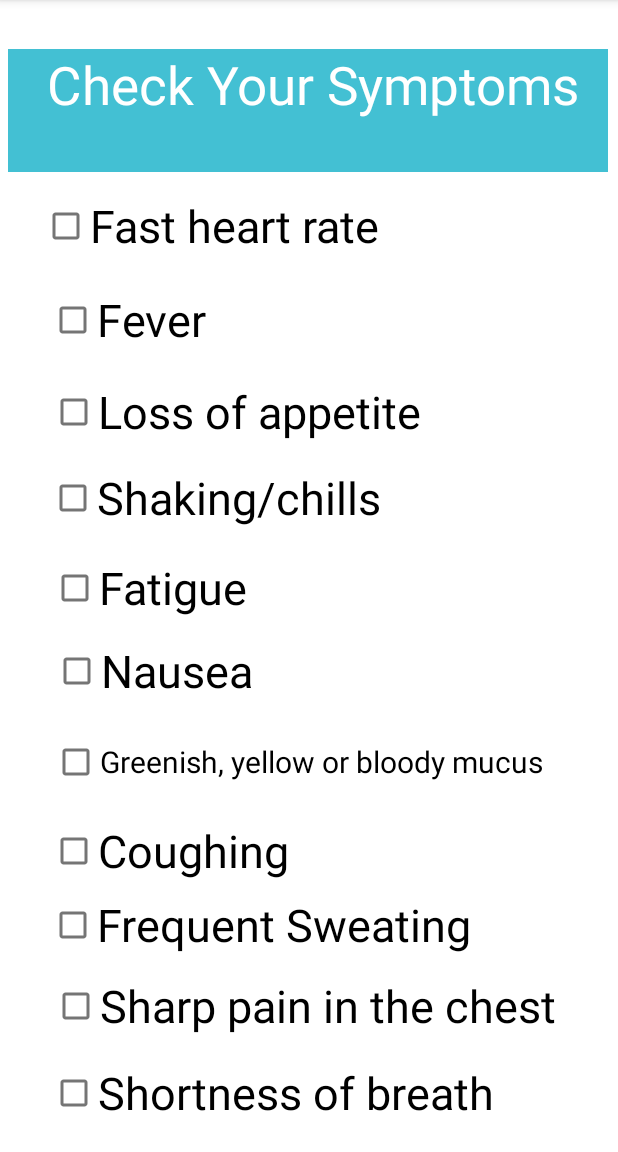
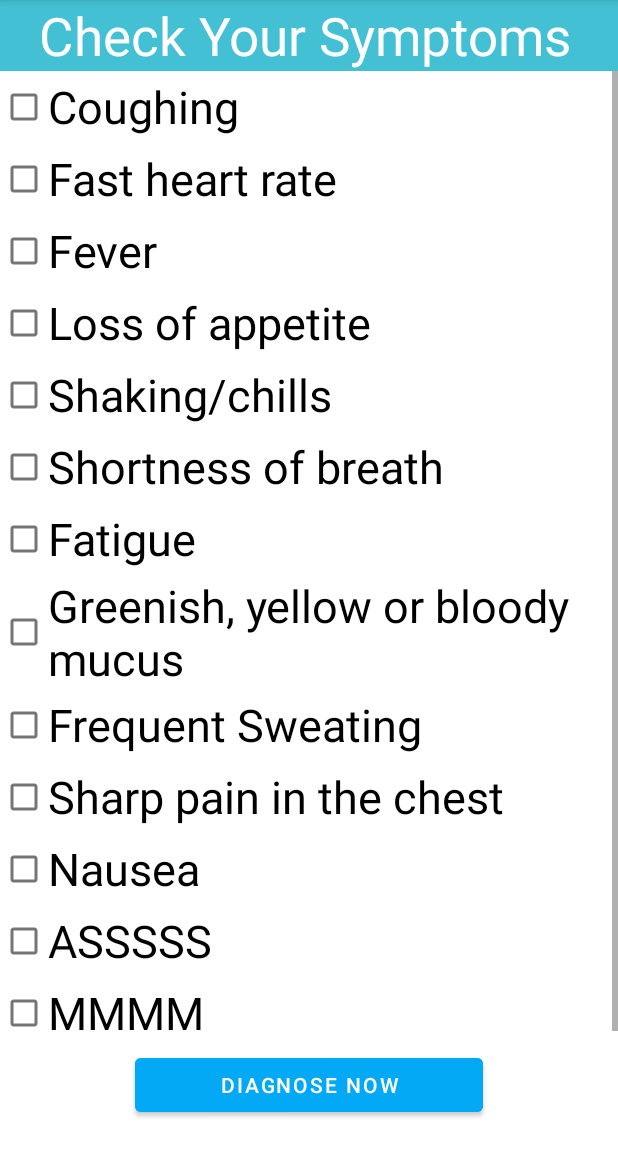
Before and after one commit to mrinkaul/healthcareapp, an Android app: the fragment Symptoms shown on its own in the app's theme, on a phone screen of 412 x 824 dp, the part 84-1236 px from its top. Run offline under Robolectric (Android 15) with nearby library versions, the phone set to English and light mode, and no system bars.

Commit message:
Added SymptomsActivity that uses fragment_symptoms.xml. Invoked when button clicked on MainActivity. Added diagnose button on fragment_symptoms.xml. Checkboxes still not fixed of functional. Needs fixes and then handles

```diff
--- a/app/src/main/AndroidManifest.xml
+++ b/app/src/main/AndroidManifest.xml
@@ -18,6 +18,11 @@
                 <category android:name="android.intent.category.LAUNCHER" />
             </intent-filter>
         </activity>
+
+        <activity
+            android:name="com.rwc.symptomtracker.frontendjava.SymptomsActivity"
+            android:exported="true">
+        </activity>
     </application>
 
 </manifest>
--- a/app/src/main/java/com/rwc/symptomtracker/frontendjava/MainActivity.java
+++ b/app/src/main/java/com/rwc/symptomtracker/frontendjava/MainActivity.java
@@ -4,10 +4,13 @@ import static com.rwc.symptomtracker.Constants.GLOBAL_TAG;
 
 import androidx.appcompat.app.AppCompatActivity;
 
+import android.content.Intent;
 import android.os.Bundle;
 import android.util.Log;
 import android.view.View;
 import android.widget.Button;
+
+import com.rwc.symptomtracker.frontendjava.SymptomsActivity;
 
 public class MainActivity extends AppCompatActivity {
 
@@ -30,6 +33,8 @@ public class MainActivity extends AppCompatActivity {
 
     public void onClickButtonCheckSymptoms(View view) {
         Log.d(TAG, "Button Check Symptoms");
+        Intent intent = new Intent(this, SymptomsActivity.class);
+        startActivity(intent);
     }
 
 }
--- /dev/null
+++ b/app/src/main/java/com/rwc/symptomtracker/frontendjava/SymptomsActivity.java
@@ -0,0 +1,21 @@
+package com.rwc.symptomtracker.frontendjava;
+
+import static com.rwc.symptomtracker.Constants.GLOBAL_TAG;
+
+import android.os.Bundle;
+import android.util.Log;
+
+import androidx.appcompat.app.AppCompatActivity;
+
+import com.rwc.symptomtracker.R;
+
+public class SymptomsActivity extends AppCompatActivity {
+    private static final String TAG = GLOBAL_TAG + "SymptomsActivity";
+
+    @Override
+    protected void onCreate(Bundle savedInstanceState) {
+        super.onCreate(savedInstanceState);
+        setContentView(R.layout.fragment_symptoms);
+        Log.d(TAG, "Started......");
+    }
+}
--- a/app/src/main/res/layout/fragment_symptoms.xml
+++ b/app/src/main/res/layout/fragment_symptoms.xml
@@ -8,14 +8,15 @@
 
     <!-- TODO: Update blank fragment layout -->
 
-    <androidx.constraintlayout.widget.ConstraintLayout
+    <LinearLayout
         android:layout_width="match_parent"
-        android:layout_height="match_parent">
+        android:layout_height="match_parent"
+        android:orientation="vertical">
 
         <TextView
             android:id="@+id/textView"
-            android:layout_width="400sp"
-            android:layout_height="82sp"
+            android:layout_width="match_parent"
+            android:layout_height="wrap_content"
             android:background="#00BCD4"
             android:backgroundTint="#43C0D3"
             android:text="   Check Your Symptoms"
@@ -28,6 +29,19 @@
             app:layout_constraintTop_toTopOf="parent"
             app:layout_constraintVertical_bias="0.048" />
 
+    <ScrollView
+        android:id="@+id/scrollView6"
+        android:layout_width="match_parent"
+        android:layout_height="match_parent"
+        app:layout_constraintBottom_toBottomOf="@+id/textView"
+        android:fillViewport="true">
+
+        <LinearLayout
+            android:layout_width="match_parent"
+            android:layout_height="match_parent"
+            android:orientation="vertical"
+            app:layout_constraintBottom_toBottomOf="@+id/scrollView6">
+
             <CheckBox
                 android:id="@+id/checkbox"
                 android:layout_width="wrap_content"
@@ -35,7 +49,6 @@
                 android:text="Coughing"
                 android:textColor="@color/black"
                 android:textSize="30sp"
-            app:layout_constraintBottom_toBottomOf="parent"
                 app:layout_constraintEnd_toEndOf="parent"
                 app:layout_constraintHorizontal_bias="0.131"
                 app:layout_constraintStart_toStartOf="parent"
@@ -53,7 +66,6 @@
                 app:layout_constraintEnd_toEndOf="parent"
                 app:layout_constraintHorizontal_bias="0.151"
                 app:layout_constraintStart_toStartOf="parent"
-            app:layout_constraintTop_toTopOf="@+id/textView"
                 app:layout_constraintVertical_bias="0.137" />
 
             <CheckBox
@@ -132,7 +144,7 @@
                 android:layout_height="wrap_content"
                 android:text="Greenish, yellow or bloody mucus"
                 android:textColor="@color/black"
-            android:textSize="20sp"
+                android:textSize="30sp"
                 app:layout_constraintBottom_toBottomOf="parent"
                 app:layout_constraintEnd_toEndOf="parent"
                 app:layout_constraintHorizontal_bias="0.412"
@@ -182,7 +194,53 @@
                 app:layout_constraintTop_toTopOf="parent"
                 app:layout_constraintVertical_bias="0.588" />
 
-    </androidx.constraintlayout.widget.ConstraintLayout>
+            <CheckBox
+                android:id="@+id/checkBox"
+                android:layout_width="wrap_content"
+                android:layout_height="wrap_content"
+                android:text="ASSSSS"
+                android:textColor="@color/black"
+                android:textSize="30sp"
+                app:layout_constraintBottom_toBottomOf="parent"
+                app:layout_constraintEnd_toEndOf="parent"
+                app:layout_constraintHorizontal_bias="0.126"
+                app:layout_constraintStart_toStartOf="parent"
+                app:layout_constraintTop_toTopOf="parent"
+                app:layout_constraintVertical_bias="0.588" />
+
+            <CheckBox
+                android:id="@+id/checkBox"
+                android:layout_width="wrap_content"
+                android:layout_height="wrap_content"
+                android:text="MMMM"
+                android:textColor="@color/black"
+                android:textSize="30sp"
+                app:layout_constraintBottom_toBottomOf="parent"
+                app:layout_constraintEnd_toEndOf="parent"
+                app:layout_constraintHorizontal_bias="0.126"
+                app:layout_constraintStart_toStartOf="parent"
+                app:layout_constraintTop_toTopOf="parent"
+                app:layout_constraintVertical_bias="0.588" />
+
+            <Button
+                android:id="@+id/buttonDiagnose"
+                android:layout_width="match_parent"
+                android:layout_height="wrap_content"
+                android:layout_marginStart="90dp"
+                android:layout_marginEnd="90dp"
+                android:layout_marginBottom="111dp"
+                android:backgroundTint="#03A9F4"
+                android:onClick="onClickButtonDiagnose"
+                android:text="Diagnose Now"
+                app:layout_constraintBottom_toBottomOf="@+id/scrollView6"
+                app:layout_constraintEnd_toEndOf="@+id/scrollView6"
+                app:layout_constraintStart_toStartOf="parent" />
 
 
+        </LinearLayout>
+    </ScrollView>
+
+
+    </LinearLayout>
+
 </FrameLayout>
```
Lines whose indentation alone changed are shown as unchanged.
